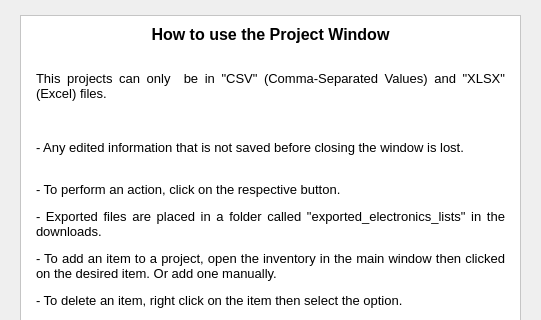
First picture: the form in Program_Files/UI_Files/how_to_use_project_window.ui, repository Thomas1B/Electronics-Inventory-Program, before the edit; both pictures show x 0 to 541 and y 0 to 320 of the 541 by 507 pixel window.
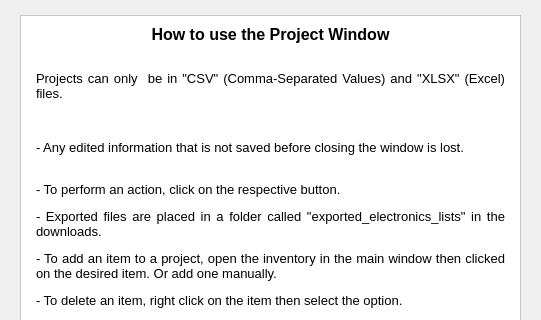
Second picture: the form after the edit. Icons and pictures are not drawn.

What changed in the file:
```diff
--- a/Program_Files/UI_Files/how_to_use_project_window.ui
+++ b/Program_Files/UI_Files/how_to_use_project_window.ui
@@ -80,7 +80,7 @@
 p, li { white-space: pre-wrap; }
 &lt;/style&gt;&lt;/head&gt;&lt;body style=&quot; font-family:'MS Shell Dlg 2'; font-size:10pt; font-weight:400; font-style:normal;&quot;&gt;
 &lt;p align=&quot;center&quot; style=&quot; margin-top:12px; margin-bottom:12px; margin-left:0px; margin-right:0px; -qt-block-indent:0; text-indent:0px;&quot;&gt;&lt;span style=&quot; font-size:12pt; font-weight:600;&quot;&gt;How to use the Project Window&lt;/span&gt;&lt;/p&gt;
-&lt;p align=&quot;justify&quot; style=&quot; margin-top:12px; margin-bottom:12px; margin-left:0px; margin-right:0px; -qt-block-indent:0; text-indent:0px;&quot;&gt;&lt;br /&gt;This projects can only  be in &amp;quot;CSV&amp;quot; (Comma-Separated Values) and &amp;quot;XLSX&amp;quot; (Excel) files.&lt;/p&gt;
+&lt;p align=&quot;justify&quot; style=&quot; margin-top:12px; margin-bottom:12px; margin-left:0px; margin-right:0px; -qt-block-indent:0; text-indent:0px;&quot;&gt;&lt;br /&gt;Projects can only  be in &amp;quot;CSV&amp;quot; (Comma-Separated Values) and &amp;quot;XLSX&amp;quot; (Excel) files.&lt;/p&gt;
 &lt;p align=&quot;justify&quot; style=&quot;-qt-paragraph-type:empty; margin-top:12px; margin-bottom:12px; margin-left:0px; margin-right:0px; -qt-block-indent:0; text-indent:0px;&quot;&gt;&lt;br /&gt;&lt;/p&gt;
 &lt;p align=&quot;justify&quot; style=&quot; margin-top:12px; margin-bottom:0px; margin-left:0px; margin-right:0px; -qt-block-indent:0; text-indent:0px;&quot;&gt;- Any edited information that is not saved before closing the window is lost.&lt;/p&gt;
 &lt;p align=&quot;justify&quot; style=&quot;-qt-paragraph-type:empty; margin-top:12px; margin-bottom:0px; margin-left:0px; margin-right:0px; -qt-block-indent:0; text-indent:0px;&quot;&gt;&lt;br /&gt;&lt;/p&gt;
```
